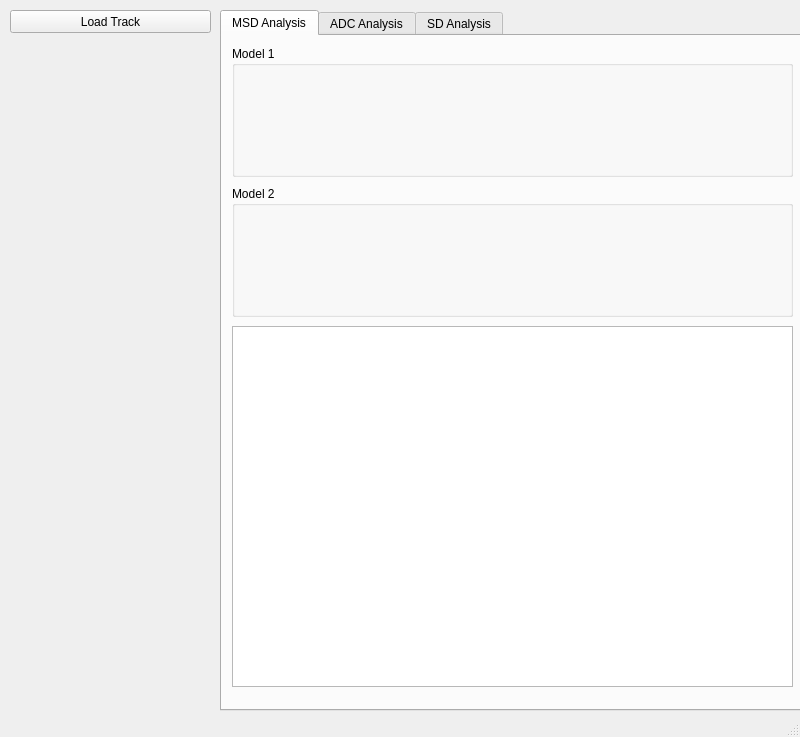
Old version of the form gui_analysis.ui in the repository Eggeling-Lab-Microscope-Software/TRAIT2D.
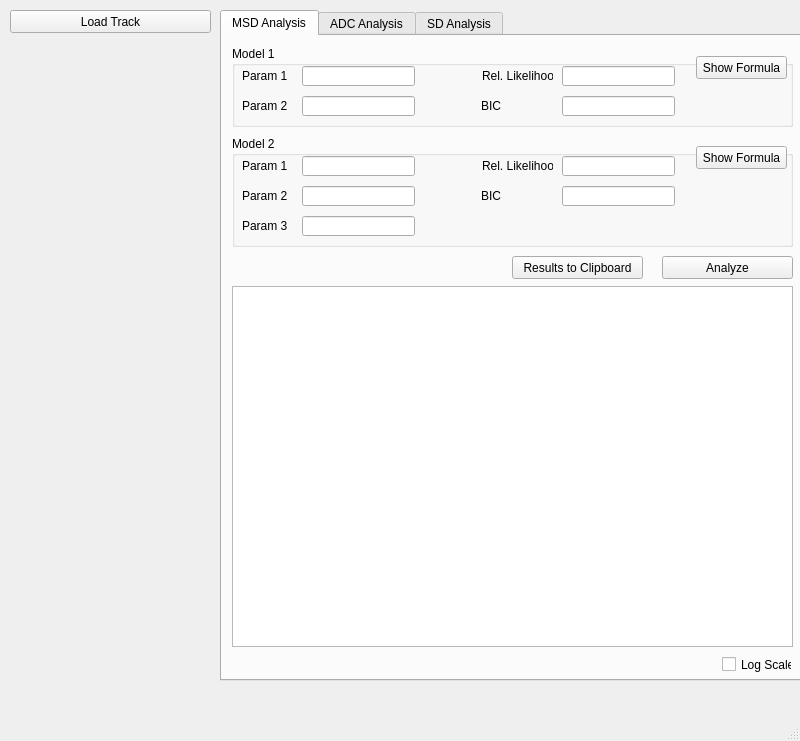
New version of the form. Custom widgets are drawn as their Qt base class.

Commit message: mostly functional MSD analysis GUI

What changed in the file:
```diff
--- a/gui_analysis.ui
+++ b/gui_analysis.ui
@@ -7,7 +7,7 @@
     <x>0</x>
     <y>0</y>
     <width>800</width>
-    <height>737</height>
+    <height>741</height>
    </rect>
   </property>
   <property name="windowTitle">
@@ -20,7 +20,7 @@
       <x>220</x>
       <y>10</y>
       <width>591</width>
-      <height>701</height>
+      <height>671</height>
      </rect>
     </property>
     <property name="currentIndex">
@@ -36,36 +36,308 @@
         <x>10</x>
         <y>10</y>
         <width>561</width>
-        <height>131</height>
+        <height>81</height>
        </rect>
       </property>
       <property name="title">
        <string>Model 1</string>
       </property>
-     </widget>
-     <widget class="QGroupBox" name="groupBoxModel2">
-      <property name="geometry">
-       <rect>
-        <x>10</x>
-        <y>150</y>
-        <width>561</width>
-        <height>131</height>
-       </rect>
-      </property>
-      <property name="title">
-       <string>Model 2</string>
-      </property>
+      <widget class="QPushButton" name="pushButtonFormula_1">
+       <property name="geometry">
+        <rect>
+         <x>464</x>
+         <y>10</y>
+         <width>91</width>
+         <height>23</height>
+        </rect>
+       </property>
+       <property name="text">
+        <string>Show Formula</string>
+       </property>
+      </widget>
+      <widget class="QLineEdit" name="lineEditParam1_1">
+       <property name="geometry">
+        <rect>
+         <x>70</x>
+         <y>20</y>
+         <width>113</width>
+         <height>20</height>
+        </rect>
+       </property>
+      </widget>
+      <widget class="QLineEdit" name="lineEditParam2_1">
+       <property name="geometry">
+        <rect>
+         <x>70</x>
+         <y>50</y>
+         <width>113</width>
+         <height>20</height>
+        </rect>
+       </property>
+      </widget>
+      <widget class="QLabel" name="labelParam1_1">
+       <property name="geometry">
+        <rect>
+         <x>10</x>
+         <y>20</y>
+         <width>50</width>
+         <height>20</height>
+        </rect>
+       </property>
+       <property name="text">
+        <string>Param 1</string>
+       </property>
+      </widget>
+      <widget class="QLabel" name="labelParam2_1">
+       <property name="geometry">
+        <rect>
+         <x>10</x>
+         <y>50</y>
+         <width>47</width>
+         <height>20</height>
+        </rect>
+       </property>
+       <property name="text">
+        <string>Param 2</string>
+       </property>
+      </widget>
+      <widget class="QLineEdit" name="lineEditRelLikelihood_1">
+       <property name="geometry">
+        <rect>
+         <x>330</x>
+         <y>20</y>
+         <width>113</width>
+         <height>20</height>
+        </rect>
+       </property>
+      </widget>
+      <widget class="QLineEdit" name="lineEditBIC_1">
+       <property name="geometry">
+        <rect>
+         <x>330</x>
+         <y>50</y>
+         <width>113</width>
+         <height>20</height>
+        </rect>
+       </property>
+      </widget>
+      <widget class="QLabel" name="labelRelLikelihood_1">
+       <property name="geometry">
+        <rect>
+         <x>250</x>
+         <y>20</y>
+         <width>71</width>
+         <height>20</height>
+        </rect>
+       </property>
+       <property name="text">
+        <string>Rel. Likelihood</string>
+       </property>
+      </widget>
+      <widget class="QLabel" name="labelBIC_1">
+       <property name="geometry">
+        <rect>
+         <x>249</x>
+         <y>50</y>
+         <width>71</width>
+         <height>20</height>
+        </rect>
+       </property>
+       <property name="text">
+        <string>BIC</string>
+       </property>
+      </widget>
      </widget>
      <widget class="PlotWidget" name="plotMSD">
       <property name="geometry">
        <rect>
         <x>10</x>
-        <y>290</y>
+        <y>250</y>
         <width>561</width>
         <height>361</height>
        </rect>
       </property>
      </widget>
+     <widget class="QPushButton" name="pushButtonAnalyzeMSD">
+      <property name="geometry">
+       <rect>
+        <x>440</x>
+        <y>220</y>
+        <width>131</width>
+        <height>23</height>
+       </rect>
+      </property>
+      <property name="text">
+       <string>Analyze</string>
+      </property>
+     </widget>
+     <widget class="QGroupBox" name="groupBoxModel2">
+      <property name="geometry">
+       <rect>
+        <x>10</x>
+        <y>100</y>
+        <width>561</width>
+        <height>111</height>
+       </rect>
+      </property>
+      <property name="title">
+       <string>Model 2</string>
+      </property>
+      <widget class="QPushButton" name="pushButtonFormula_2">
+       <property name="geometry">
+        <rect>
+         <x>464</x>
+         <y>10</y>
+         <width>91</width>
+         <height>23</height>
+        </rect>
+       </property>
+       <property name="text">
+        <string>Show Formula</string>
+       </property>
+      </widget>
+      <widget class="QLineEdit" name="lineEditParam1_2">
+       <property name="geometry">
+        <rect>
+         <x>70</x>
+         <y>20</y>
+         <width>113</width>
+         <height>20</height>
+        </rect>
+       </property>
+      </widget>
+      <widget class="QLineEdit" name="lineEditParam2_2">
+       <property name="geometry">
+        <rect>
+         <x>70</x>
+         <y>50</y>
+         <width>113</width>
+         <height>20</height>
+        </rect>
+       </property>
+      </widget>
+      <widget class="QLabel" name="labelParam1_2">
+       <property name="geometry">
+        <rect>
+         <x>10</x>
+         <y>20</y>
+         <width>50</width>
+         <height>20</height>
+        </rect>
+       </property>
+       <property name="text">
+        <string>Param 1</string>
+       </property>
+      </widget>
+      <widget class="QLabel" name="labelParam2_2">
+       <property name="geometry">
+        <rect>
+         <x>10</x>
+         <y>50</y>
+         <width>47</width>
+         <height>20</height>
+        </rect>
+       </property>
+       <property name="text">
+        <string>Param 2</string>
+       </property>
+      </widget>
+      <widget class="QLineEdit" name="lineEditRelLikelihood_2">
+       <property name="geometry">
+        <rect>
+         <x>330</x>
+         <y>20</y>
+         <width>113</width>
+         <height>20</height>
+        </rect>
+       </property>
+      </widget>
+      <widget class="QLineEdit" name="lineEditBIC_2">
+       <property name="geometry">
+        <rect>
+         <x>330</x>
+         <y>50</y>
+         <width>113</width>
+         <height>20</height>
+        </rect>
+       </property>
+      </widget>
+      <widget class="QLabel" name="labelRelLikelihood_2">
+       <property name="geometry">
+        <rect>
+         <x>250</x>
+         <y>20</y>
+         <width>71</width>
+         <height>20</height>
+        </rect>
+       </property>
+       <property name="text">
+        <string>Rel. Likelihood</string>
+       </property>
+      </widget>
+      <widget class="QLabel" name="labelBIC_2">
+       <property name="geometry">
+        <rect>
+         <x>249</x>
+         <y>50</y>
+         <width>71</width>
+         <height>20</height>
+        </rect>
+       </property>
+       <property name="text">
+        <string>BIC</string>
+       </property>
+      </widget>
+      <widget class="QLineEdit" name="lineEditParam3_2">
+       <property name="geometry">
+        <rect>
+         <x>70</x>
+         <y>80</y>
+         <width>113</width>
+         <height>20</height>
+        </rect>
+       </property>
+      </widget>
+      <widget class="QLabel" name="labelParam3_2">
+       <property name="geometry">
+        <rect>
+         <x>10</x>
+         <y>80</y>
+         <width>47</width>
+         <height>20</height>
+        </rect>
+       </property>
+       <property name="text">
+        <string>Param 3</string>
+       </property>
+      </widget>
+     </widget>
+     <widget class="QPushButton" name="pushButtonClipboardMSD">
+      <property name="geometry">
+       <rect>
+        <x>290</x>
+        <y>220</y>
+        <width>131</width>
+        <height>23</height>
+       </rect>
+      </property>
+      <property name="text">
+       <string>Results to Clipboard</string>
+      </property>
+     </widget>
+     <widget class="QCheckBox" name="checkBoxLogPlotMSD">
+      <property name="geometry">
+       <rect>
+        <x>500</x>
+        <y>620</y>
+        <width>70</width>
+        <height>17</height>
+       </rect>
+      </property>
+      <property name="text">
+       <string>Log Scale</string>
+      </property>
+     </widget>
     </widget>
     <widget class="QWidget" name="tabADC">
      <attribute name="title">
```
The commit also changes 1 other file.
